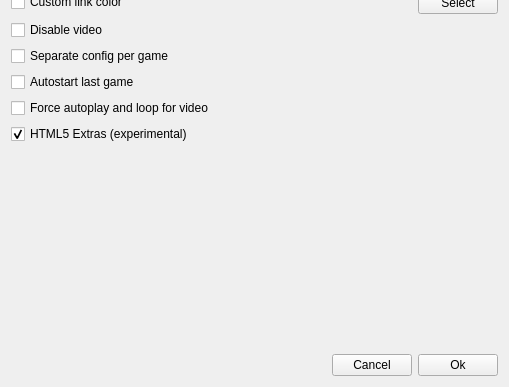
Qt form optionsdialog.ui (Sonnix1/Qqsp) before a commit; both pictures show x 0 to 509 and y 181 to 568 of the 509 by 568 pixel window.
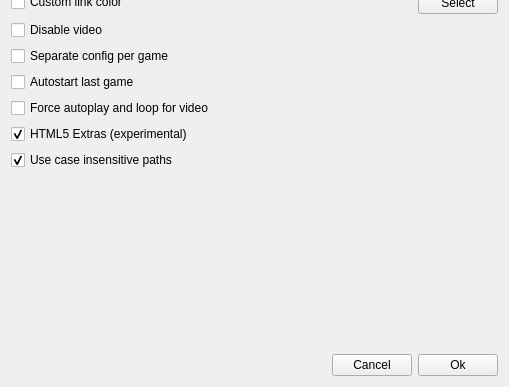
The same form after that commit.

Commit message: make case insensitive path conversion optional for *nix systems

The edit to the form file:
```diff
--- a/optionsdialog.ui
+++ b/optionsdialog.ui
@@ -307,6 +307,16 @@
        </property>
       </widget>
      </item>
+     <item row="12" column="0">
+      <widget class="QCheckBox" name="checkBox_CaseInsensitiveFilePath">
+       <property name="text">
+        <string>Use case insensitive paths</string>
+       </property>
+       <property name="checked">
+        <bool>true</bool>
+       </property>
+      </widget>
+     </item>
     </layout>
    </item>
    <item>
```
The commit also changes 5 other files.
